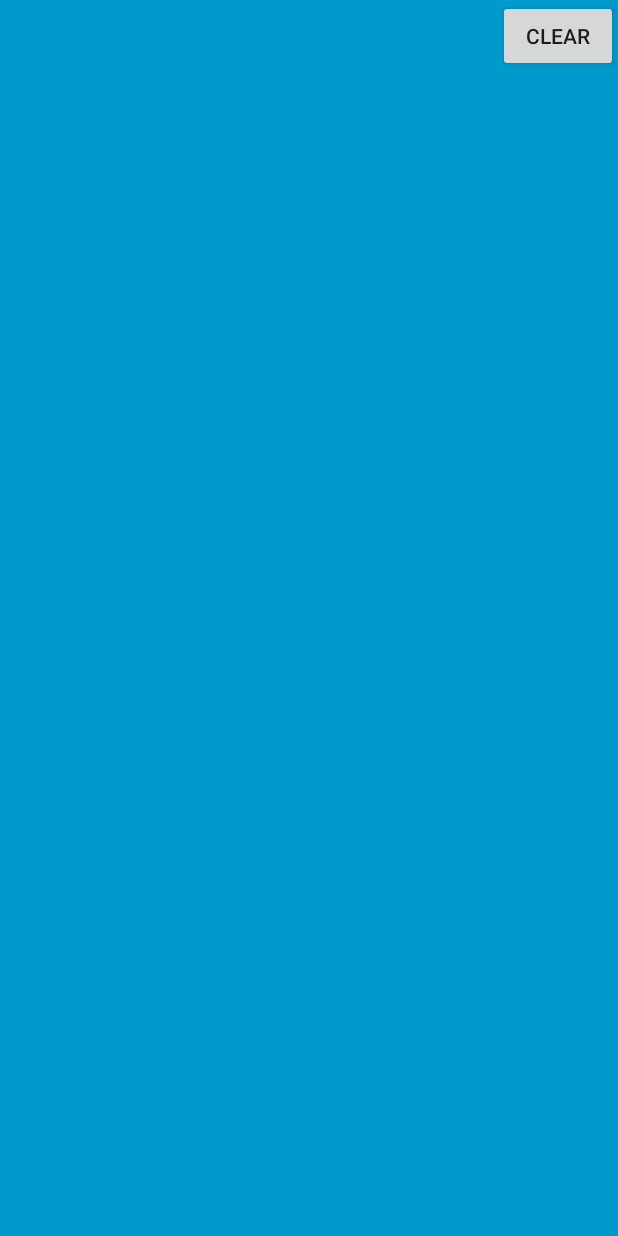
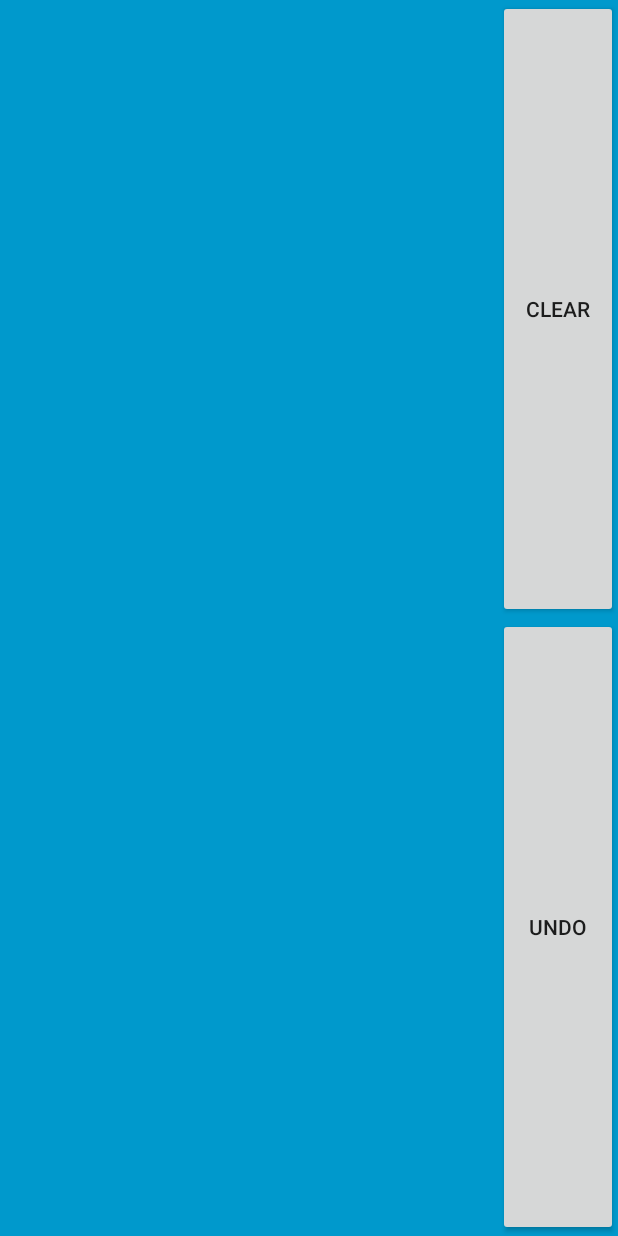
Before and after one commit to mgree/carving-factory, an Android app: the screen it shows after launch (DrawingActivity), on a phone screen of 412 x 824 dp. Run offline under Robolectric (Android 15) with nearby library versions, the phone set to English and light mode, and no system bars.

Commit message:
Undo button created. Layout changes in activity_drawing.xml to vertical.

```diff
--- a/app/src/main/java/com/labgmail/pomona/greenberg/cnccarvingfactory/DrawingActivity.java
+++ b/app/src/main/java/com/labgmail/pomona/greenberg/cnccarvingfactory/DrawingActivity.java
@@ -5,8 +5,12 @@ import android.support.v7.app.ActionBar;
 import android.support.v7.app.AppCompatActivity;
 import android.os.Bundle;
 import android.os.Handler;
+import android.util.Log;
 import android.view.MotionEvent;
 import android.view.View;
+
+import java.io.FileNotFoundException;
+import java.io.FileOutputStream;
 
 /**
  * An example full-screen activity that shows and hides the system UI (i.e.
@@ -103,12 +107,30 @@ public class DrawingActivity extends AppCompatActivity {
         // operations to prevent the jarring behavior of controls going away
         // while interacting with the UI.
         findViewById(R.id.dummy_button).setOnTouchListener(mDelayHideTouchListener);
+        findViewById(R.id.undo_button).setOnClickListener(new View.OnClickListener() {
+            public void onClick(View v) {mContentView.undo();}
+        });
         findViewById(R.id.clear_button).setOnClickListener(new View.OnClickListener() {
-            public void onClick(View v) {
-                mContentView.clear();
-            }
+            public void onClick(View v) {mContentView.clear();}
         });
 
+    }
+
+    @Override
+    protected void onPause() {
+        super.onPause();
+
+        try {
+            FileOutputStream state = openFileOutput("carving_state", MODE_PRIVATE);
+        } catch (FileNotFoundException e) {
+            Log.e("PAUSE", "FNFE saving state");
+        }
+
+    }
+
+    @Override
+    protected void onResume() {
+        super.onResume();
     }
 
     @Override
--- a/app/src/main/java/com/labgmail/pomona/greenberg/cnccarvingfactory/DrawingView.java
+++ b/app/src/main/java/com/labgmail/pomona/greenberg/cnccarvingfactory/DrawingView.java
@@ -23,6 +23,7 @@ public class DrawingView extends View {
     private Stroke curStroke;
     private List<Stroke> strokes = new LinkedList<>();
     private final Paint brush = new Paint();
+    private int lStroke;
 
     public DrawingView(Context ctx) {
         super(ctx);
@@ -90,6 +91,11 @@ public class DrawingView extends View {
     public void clear() {
         curStroke = null;
         strokes.clear();
+        invalidate();
+    }
+
+    public void undo() {
+        strokes.remove(strokes.size() - 1);
         invalidate();
     }
 
--- a/app/src/main/res/layout/activity_drawing.xml
+++ b/app/src/main/res/layout/activity_drawing.xml
@@ -24,14 +24,22 @@
         android:layout_height="match_parent"
         android:layout_gravity="right"
         android:gravity="right"
-        android:orientation="horizontal">
+        android:orientation="vertical">
 
         <Button
             android:id="@+id/clear_button"
-            android:layout_width="0dp"
+            android:layout_width="match_parent"
             android:layout_height="wrap_content"
             android:layout_weight="1"
             android:text="@string/clear" />
+
+        <Button
+            android:id="@+id/undo_button"
+            android:layout_width="match_parent"
+            android:layout_height="wrap_content"
+            android:layout_weight="1"
+            android:text="@string/Undo" />
+
     </LinearLayout>
 
     <FrameLayout
--- a/app/src/main/res/values/strings.xml
+++ b/app/src/main/res/values/strings.xml
@@ -3,4 +3,5 @@
 
     <string name="dummy_button">dummy_button</string>
     <string name="clear" >clear</string>
+    <string name="Undo" >undo</string>
 </resources>
```
